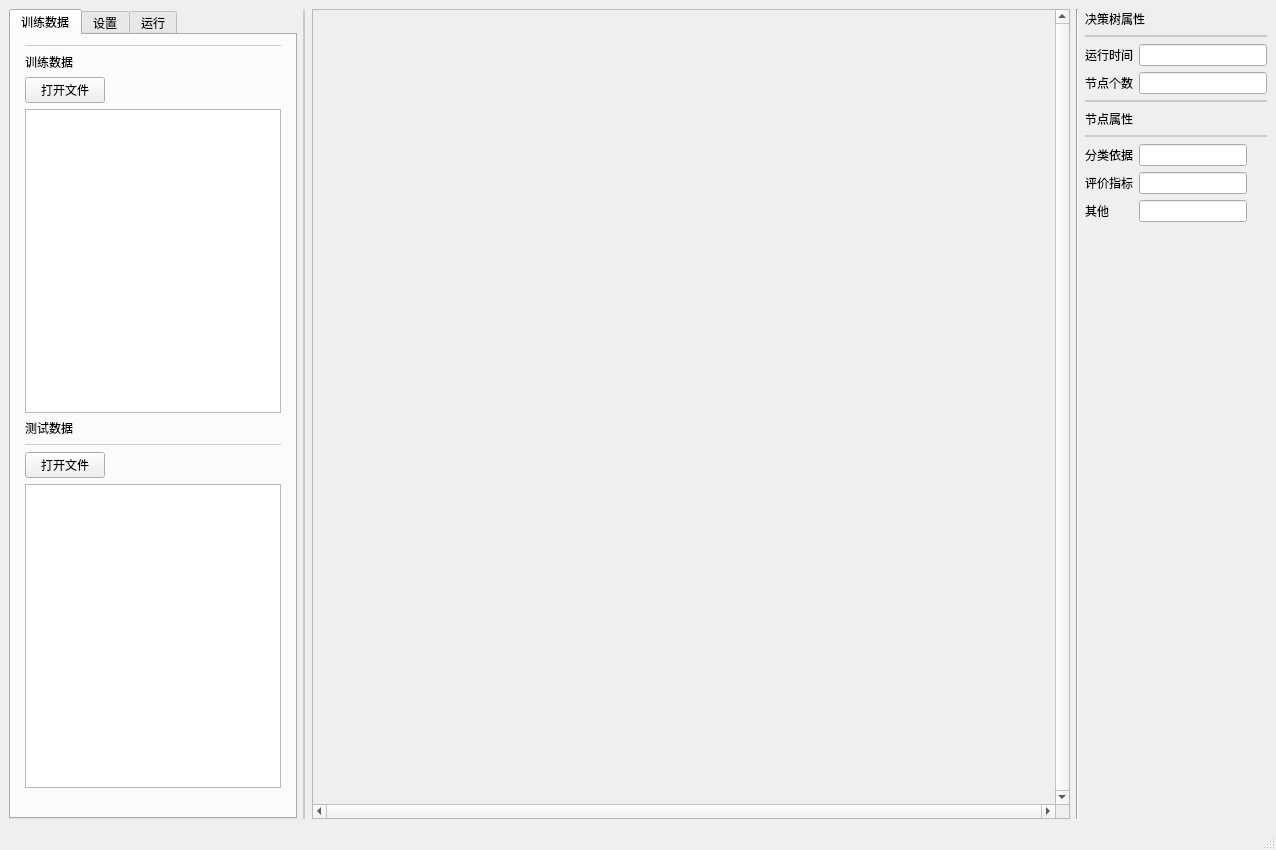
The window that main.ui (lmqqqqqq/Decision-Tree-Project) describes before a commit, drawn with Qt 5.
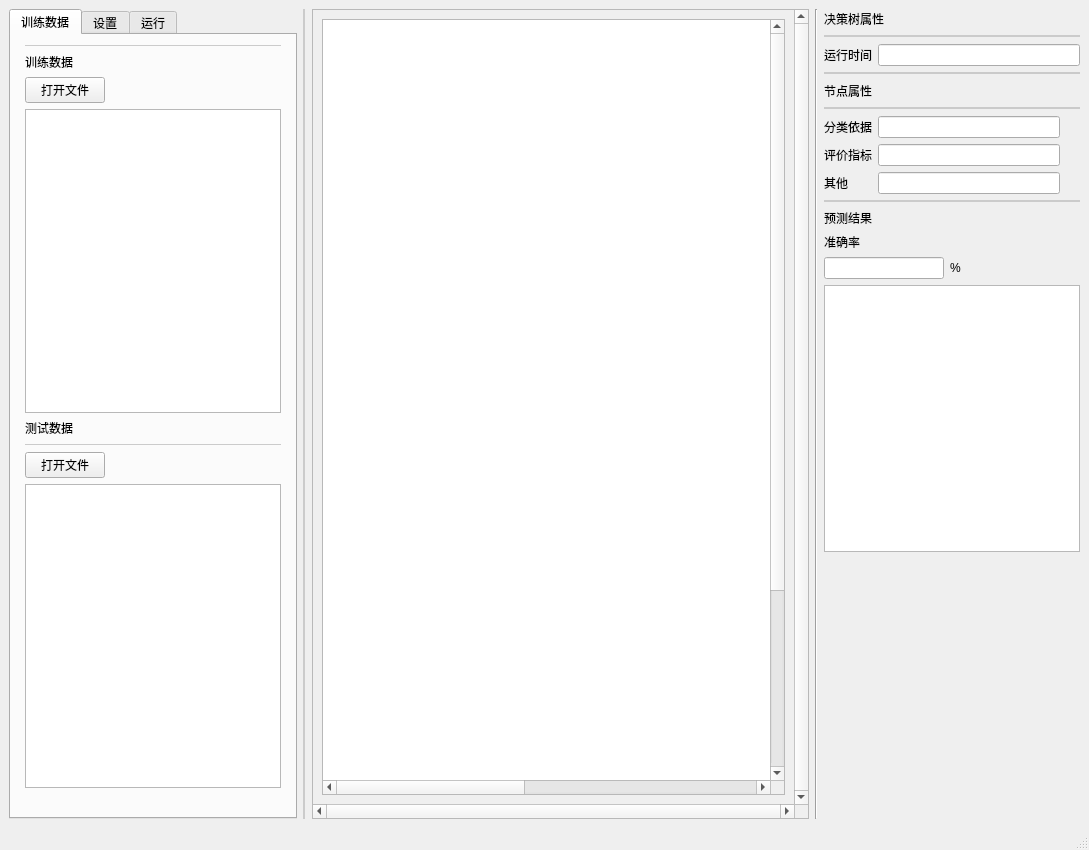
The same window after the commit. The open tabs and pages were chosen to show the change. Custom widgets are drawn as their Qt base class.

What changed in the file:
```diff
--- a/main.ui
+++ b/main.ui
@@ -6,7 +6,7 @@
    <rect>
     <x>0</x>
     <y>0</y>
-    <width>1276</width>
+    <width>1089</width>
     <height>850</height>
    </rect>
   </property>
@@ -20,7 +20,7 @@
    <string>MainWindow</string>
   </property>
   <widget class="QWidget" name="centralwidget">
-   <layout class="QHBoxLayout" name="horizontalLayout_3">
+   <layout class="QHBoxLayout" name="horizontalLayout_8">
     <item>
      <layout class="QVBoxLayout" name="verticalLayout_6">
       <item>
@@ -395,10 +395,30 @@
               <rect>
                <x>0</x>
                <y>0</y>
-               <width>697</width>
+               <width>468</width>
                <height>765</height>
               </rect>
              </property>
+             <layout class="QHBoxLayout" name="horizontalLayout_7">
+              <item>
+               <widget class="Canvas" name="graphicsView">
+                <property name="sceneRect">
+                 <rectf>
+                  <x>0.000000000000000</x>
+                  <y>0.000000000000000</y>
+                  <width>1000.000000000000000</width>
+                  <height>1000.000000000000000</height>
+                 </rectf>
+                </property>
+                <property name="alignment">
+                 <set>Qt::AlignLeading|Qt::AlignLeft|Qt::AlignTop</set>
+                </property>
+                <property name="dragMode">
+                 <enum>QGraphicsView::NoDrag</enum>
+                </property>
+               </widget>
+              </item>
+             </layout>
             </widget>
            </widget>
           </item>
@@ -412,7 +432,7 @@
          </widget>
         </item>
         <item>
-         <layout class="QVBoxLayout" name="verticalLayout_2" stretch="0,0,0,0,0,0,0,0">
+         <layout class="QVBoxLayout" name="verticalLayout_2" stretch="0,0,0,0,0,0,0,0,0,0,0,0,0">
           <item>
            <layout class="QHBoxLayout" name="horizontalLayout_2" stretch="0,1">
             <item>
@@ -455,10 +475,10 @@
           </item>
           <item>
            <layout class="QGridLayout" name="gridLayout_2">
-            <item row="1" column="0">
-             <widget class="QLabel" name="labelNodeNum">
-              <property name="text">
-               <string>节点个数</string>
+            <item row="0" column="1">
+             <widget class="QLineEdit" name="lineRunTime">
+              <property name="readOnly">
+               <bool>true</bool>
               </property>
              </widget>
             </item>
@@ -469,12 +489,6 @@
               </property>
              </widget>
             </item>
-            <item row="0" column="1">
-             <widget class="QLineEdit" name="lineRunTime"/>
-            </item>
-            <item row="1" column="1">
-             <widget class="QLineEdit" name="lineNodeNum"/>
-            </item>
            </layout>
           </item>
           <item>
@@ -546,7 +560,11 @@
              </widget>
             </item>
             <item row="1" column="1">
-             <widget class="QLineEdit" name="lineEval"/>
+             <widget class="QLineEdit" name="lineEval">
+              <property name="readOnly">
+               <bool>true</bool>
+              </property>
+             </widget>
             </item>
             <item row="1" column="0">
              <widget class="QLabel" name="label_2">
@@ -556,13 +574,20 @@
              </widget>
             </item>
             <item row="2" column="1">
-             <widget class="QLineEdit" name="lineOther"/>
+             <widget class="QLineEdit" name="lineOther">
+              <property name="readOnly">
+               <bool>true</bool>
+              </property>
+             </widget>
             </item>
             <item row="0" column="1">
              <widget class="QLineEdit" name="lineEvidence">
               <property name="enabled">
                <bool>true</bool>
               </property>
+              <property name="readOnly">
+               <bool>true</bool>
+              </property>
              </widget>
             </item>
             <item row="2" column="0">
@@ -613,6 +638,83 @@
             </item>
            </layout>
           </item>
+          <item>
+           <widget class="Line" name="line_5">
+            <property name="styleSheet">
+             <string notr="true">color: rgb(203, 203, 203);</string>
+            </property>
+            <property name="frameShadow">
+             <enum>QFrame::Plain</enum>
+            </property>
+            <property name="lineWidth">
+             <number>2</number>
+            </property>
+            <property name="orientation">
+             <enum>Qt::Horizontal</enum>
+            </property>
+           </widget>
+          </item>
+          <item>
+           <widget class="QLabel" name="label_11">
+            <property name="text">
+             <string>预测结果</string>
+            </property>
+           </widget>
+          </item>
+          <item>
+           <widget class="QLabel" name="label_12">
+            <property name="text">
+             <string>准确率</string>
+            </property>
+           </widget>
+          </item>
+          <item>
+           <layout class="QHBoxLayout" name="horizontalLayout_3">
+            <item>
+             <widget class="QLineEdit" name="lineEditacc">
+              <property name="readOnly">
+               <bool>true</bool>
+              </property>
+             </widget>
+            </item>
+            <item>
+             <widget class="QLabel" name="label_13">
+              <property name="text">
+               <string>%</string>
+              </property>
+             </widget>
+            </item>
+            <item>
+             <spacer name="horizontalSpacer_7">
+              <property name="orientation">
+               <enum>Qt::Horizontal</enum>
+              </property>
+              <property name="sizeHint" stdset="0">
+               <size>
+                <width>40</width>
+                <height>20</height>
+               </size>
+              </property>
+             </spacer>
+            </item>
+           </layout>
+          </item>
+          <item>
+           <widget class="QTableView" name="tableView">
+            <attribute name="horizontalHeaderMinimumSectionSize">
+             <number>10</number>
+            </attribute>
+            <attribute name="horizontalHeaderDefaultSectionSize">
+             <number>40</number>
+            </attribute>
+            <attribute name="verticalHeaderMinimumSectionSize">
+             <number>10</number>
+            </attribute>
+            <attribute name="verticalHeaderDefaultSectionSize">
+             <number>25</number>
+            </attribute>
+           </widget>
+          </item>
           <item>
            <spacer name="verticalSpacer">
             <property name="orientation">
@@ -646,6 +748,13 @@
   </widget>
   <widget class="QStatusBar" name="statusbar"/>
  </widget>
+ <customwidgets>
+  <customwidget>
+   <class>Canvas</class>
+   <extends>QGraphicsView</extends>
+   <header>module/canvas</header>
+  </customwidget>
+ </customwidgets>
  <resources/>
  <connections/>
 </ui>
```
Left out of the diff: 13 changed lines with no effect on the pictures.
